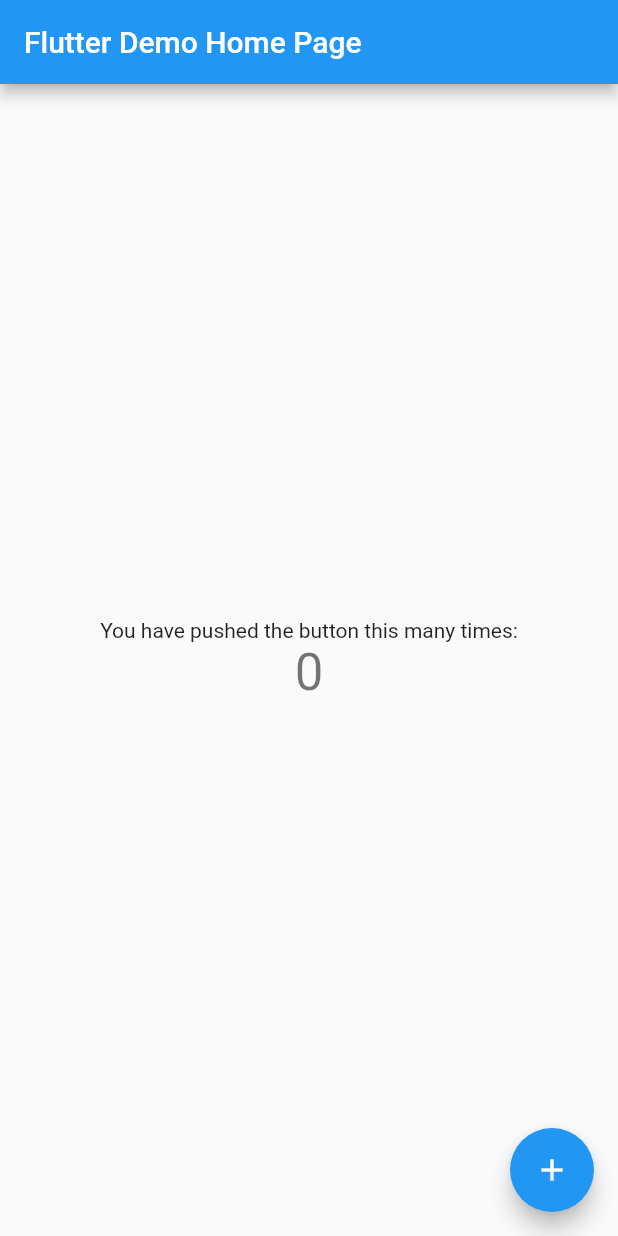
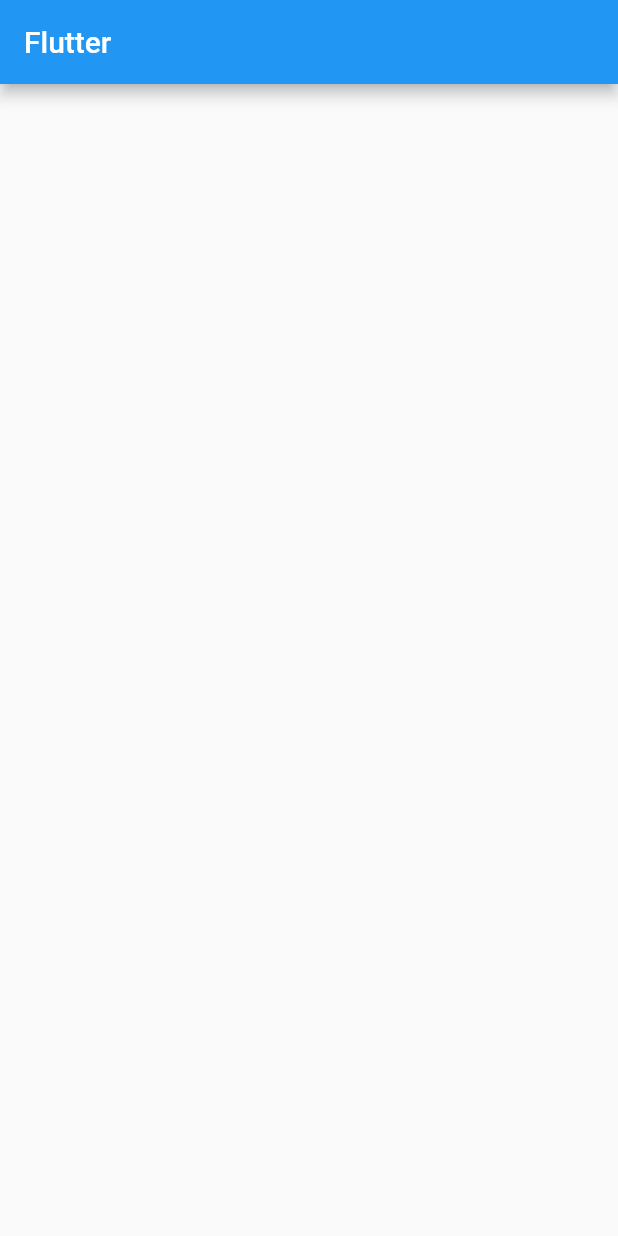
Before and after one commit to vietdhfpt/LearnFlutter, a Flutter app: the screen it shows after launch, on a phone screen of 412 x 824 dp. Run offline on Flutter 3.47's test engine with Material 2 defaults, Android fonts, the light colour scheme and no system bars.

Commit message:
Update the first project

```diff
--- a/learn_flutter/lib/main.dart
+++ b/learn_flutter/lib/main.dart
@@ -10,109 +10,26 @@
   Widget build(BuildContext context) {
     return MaterialApp(
       title: 'Flutter Demo',
+      debugShowCheckedModeBanner: false,
       theme: ThemeData(
-        // This is the theme of your application.
-        //
-        // Try running your application with "flutter run". You'll see the
-        // application has a blue toolbar. Then, without quitting the app, try
-        // changing the primarySwatch below to Colors.green and then invoke
-        // "hot reload" (press "r" in the console where you ran "flutter run",
-        // or simply save your changes to "hot reload" in a Flutter IDE).
-        // Notice that the counter didn't reset back to zero; the application
-        // is not restarted.
         primarySwatch: Colors.blue,
-        // This makes the visual density adapt to the platform that you run
-        // the app on. For desktop platforms, the controls will be smaller and
-        // closer together (more dense) than on mobile platforms.
         visualDensity: VisualDensity.adaptivePlatformDensity,
       ),
-      home: MyHomePage(title: 'Flutter Demo Home Page'),
+      home: HomePage(),
     );
   }
 }
 
-class MyHomePage extends StatefulWidget {
-  MyHomePage({Key key, this.title}) : super(key: key);
-
-  // This widget is the home page of your application. It is stateful, meaning
-  // that it has a State object (defined below) that contains fields that affect
-  // how it looks.
-
-  // This class is the configuration for the state. It holds the values (in this
-  // case the title) provided by the parent (in this case the App widget) and
-  // used by the build method of the State. Fields in a Widget subclass are
-  // always marked "final".
-
-  final String title;
-
-  @override
-  _MyHomePageState createState() => _MyHomePageState();
-}
-
-class _MyHomePageState extends State<MyHomePage> {
-  int _counter = 0;
-
-  void _incrementCounter() {
-    setState(() {
-      // This call to setState tells the Flutter framework that something has
-      // changed in this State, which causes it to rerun the build method below
-      // so that the display can reflect the updated values. If we changed
-      // _counter without calling setState(), then the build method would not be
-      // called again, and so nothing would appear to happen.
-      _counter++;
-    });
-  }
+class HomePage extends StatelessWidget {
+  const HomePage({Key key}) : super(key: key);
 
   @override
   Widget build(BuildContext context) {
-    // This method is rerun every time setState is called, for instance as done
-    // by the _incrementCounter method above.
-    //
-    // The Flutter framework has been optimized to make rerunning build methods
-    // fast, so that you can just rebuild anything that needs updating rather
-    // than having to individually change instances of widgets.
     return Scaffold(
       appBar: AppBar(
-        // Here we take the value from the MyHomePage object that was created by
-        // the App.build method, and use it to set our appbar title.
-        title: Text(widget.title),
+        title: Text('Flutter'),
       ),
-      body: Center(
-        // Center is a layout widget. It takes a single child and positions it
-        // in the middle of the parent.
-        child: Column(
-          // Column is also a layout widget. It takes a list of children and
-          // arranges them vertically. By default, it sizes itself to fit its
-          // children horizontally, and tries to be as tall as its parent.
-          //
-          // Invoke "debug painting" (press "p" in the console, choose the
-          // "Toggle Debug Paint" action from the Flutter Inspector in Android
-          // Studio, or the "Toggle Debug Paint" command in Visual Studio Code)
-          // to see the wireframe for each widget.
-          //
-          // Column has various properties to control how it sizes itself and
-          // how it positions its children. Here we use mainAxisAlignment to
-          // center the children vertically; the main axis here is the vertical
-          // axis because Columns are vertical (the cross axis would be
-          // horizontal).
-          mainAxisAlignment: MainAxisAlignment.center,
-          children: <Widget>[
-            Text(
-              'You have pushed the button this many times:',
-            ),
-            Text(
-              '$_counter',
-              style: Theme.of(context).textTheme.headline4,
-            ),
-          ],
-        ),
-      ),
-      floatingActionButton: FloatingActionButton(
-        onPressed: _incrementCounter,
-        tooltip: 'Increment',
-        child: Icon(Icons.add),
-
-      ), // This trailing comma makes auto-formatting nicer for build methods.
+      body: Container(),
     );
   }
 }
```
